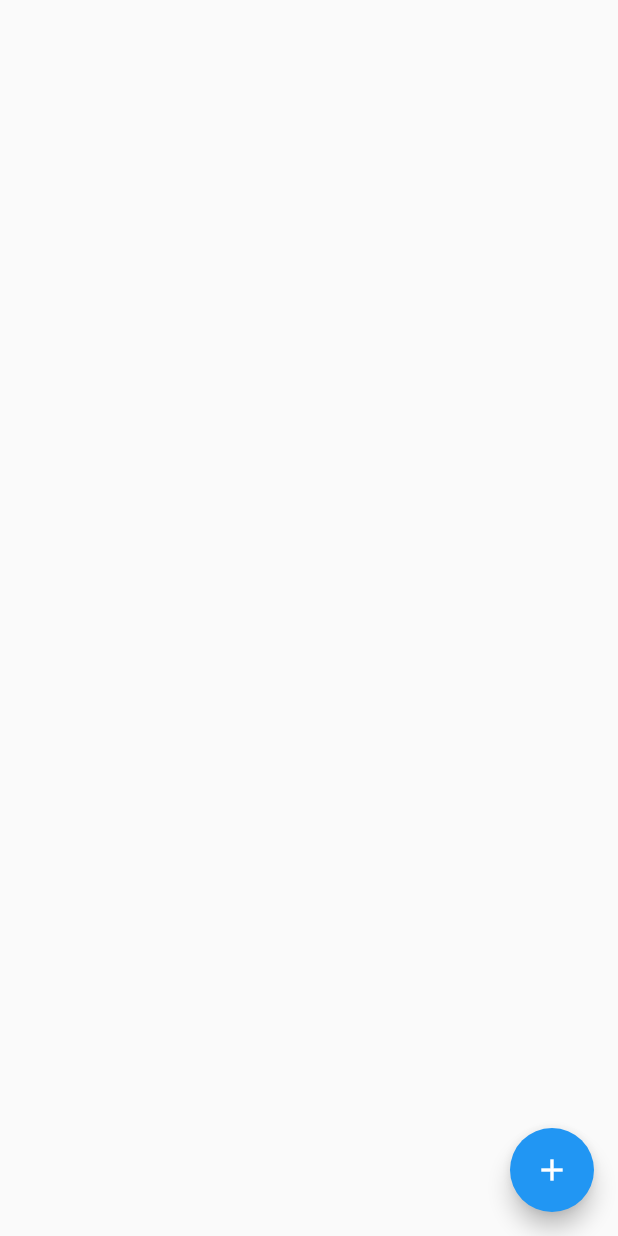
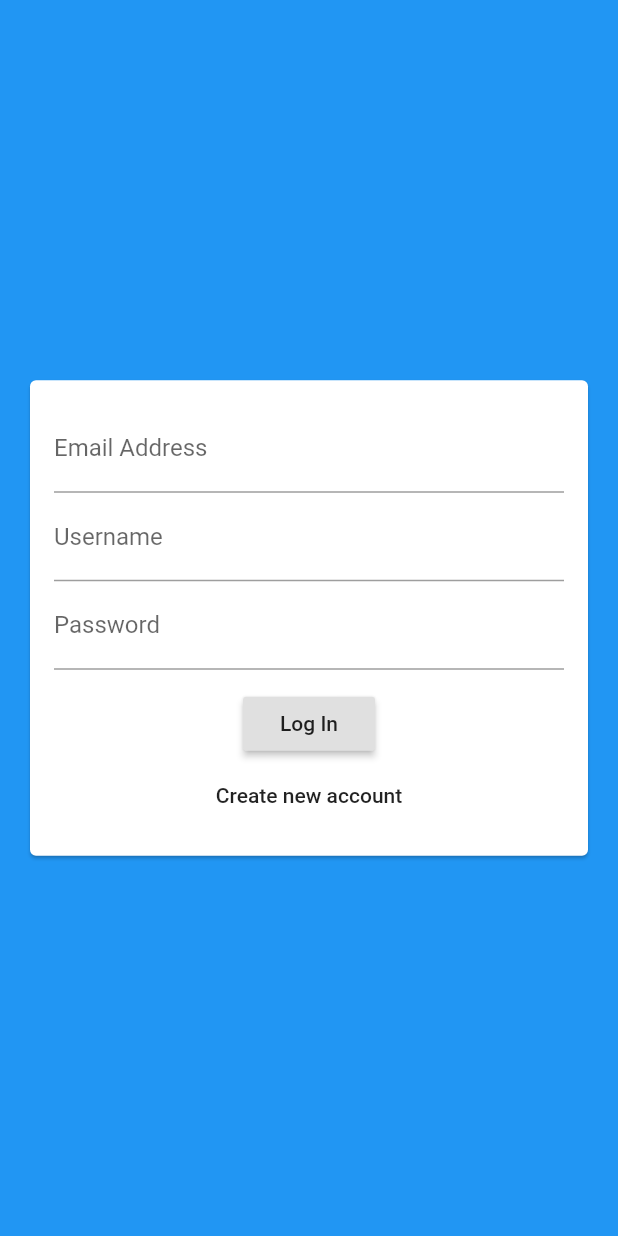
Before and after one commit to Siddhesh199/Sid_Chat, a Flutter app: the screen it shows after launch, on a phone screen of 412 x 824 dp. Run offline on Flutter 3.47's test engine with Material 2 defaults, Android fonts, the phone set to English and light mode, and no system bars; our stand-ins replace cloud_firestore; accounts and stored records are empty.

Commit message:
Created Authentication Screen

```diff
--- a/lib/main.dart
+++ b/lib/main.dart
@@ -1,4 +1,5 @@
 import 'package:flutter/material.dart';
+import 'package:sidchat/screens/auth_screen.dart';
 import 'package:sidchat/screens/chat_screen.dart';
 
 void main() {
@@ -15,7 +16,7 @@ class MyApp extends StatelessWidget {
         primarySwatch: Colors.blue,
         visualDensity: VisualDensity.adaptivePlatformDensity,
       ),
-      home: ChatScreen()
+      home: AuthScreen()
     );
   }
 }
--- a/lib/screens/auth_screen.dart
+++ b/lib/screens/auth_screen.dart
@@ -0,0 +1,17 @@
+import 'package:flutter/material.dart';
+import 'package:sidchat/widgets/auth/auth_form.dart';
+
+class AuthScreen extends StatefulWidget {
+  @override
+  _AuthScreenState createState() => _AuthScreenState();
+}
+
+class _AuthScreenState extends State<AuthScreen> {
+  @override
+  Widget build(BuildContext context) {
+    return Scaffold(
+      backgroundColor: Theme.of(context).primaryColor,
+      body: AuthForm(),
+    );
+  }
+}
--- /dev/null
+++ b/lib/widgets/auth/auth_form.dart
@@ -0,0 +1,57 @@
+import 'package:flutter/material.dart';
+
+class AuthForm extends StatefulWidget {
+  @override
+  _AuthFormState createState() => _AuthFormState();
+}
+
+class _AuthFormState extends State<AuthForm> {
+  @override
+  Widget build(BuildContext context) {
+    return Center(
+      child: Card(
+        margin: EdgeInsets.all(20.0),
+        child: SingleChildScrollView(
+          child: Padding(
+            padding: EdgeInsets.all(16.0),
+            child: Form(
+              child: Column(
+                mainAxisSize: MainAxisSize.min,
+                children: [
+                  TextFormField(
+                    keyboardType: TextInputType.emailAddress,
+                    decoration: InputDecoration(
+                      labelText: 'Email Address',
+                    ),
+                  ),
+                  TextFormField(
+                    decoration: InputDecoration(
+                      labelText: 'Username',
+                    ),
+                  ),
+                  TextFormField(
+                    decoration: InputDecoration(
+                      labelText: 'Password',
+                    ),
+                    obscureText: true,
+                  ),
+                  SizedBox(
+                    height: 12.0,
+                  ),
+                  RaisedButton(
+                    child: Text('Log In'),
+                    onPressed: () {},
+                  ),
+                  FlatButton(
+                    child: Text('Create new account'),
+                    onPressed: () {},
+                  ),
+                ],
+              ),
+            ),
+          ),
+        ),
+      ),
+    );
+  }
+}
```
